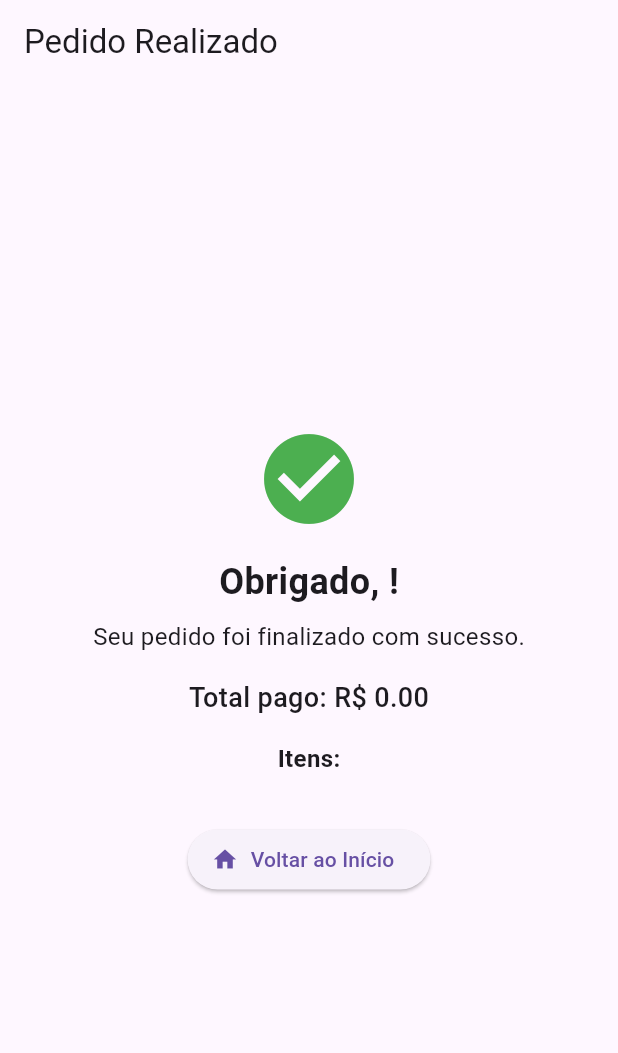
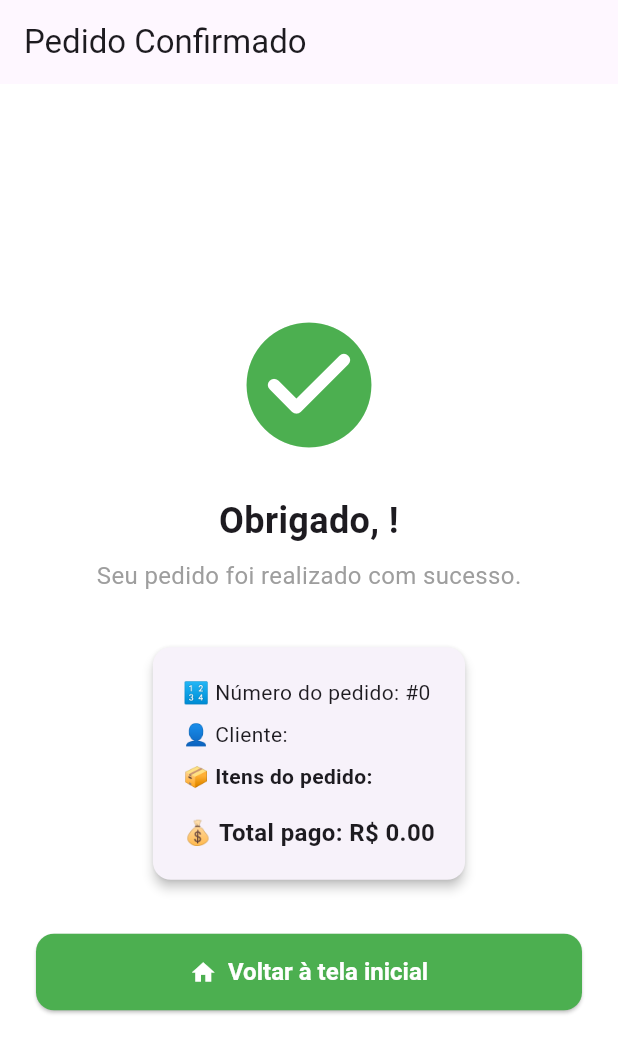
Before and after one commit to JulianoSant/flutter_store, a Flutter app: the SuccessPage screen opened directly with empty values, on a phone screen of 412 x 824 dp. Shown: the top 1053 px of the screen. Run offline on Flutter 3.47's test engine with Material 3 defaults, Android fonts, the phone set to English and light mode, and no system bars; our stand-ins replace flutter_mobx, flutter_modular, mobx; generated files the repository leaves out were written again.

Commit message:
SuccessPage layout

```diff
--- a/lib/modules/success/success_page.dart
+++ b/lib/modules/success/success_page.dart
@@ -10,34 +10,76 @@ class SuccessPage extends StatelessWidget {
     final OrderModel order = Modular.args.data as OrderModel;
 
     return Scaffold(
-      appBar: AppBar(title: const Text('Pedido Realizado'), automaticallyImplyLeading: false),
+      backgroundColor: Colors.white,
+      appBar: AppBar(
+        title: const Text('Pedido Confirmado'),
+        automaticallyImplyLeading: false,
+        // backgroundColor: Colors.redAccent,
+      ),
       body: Center(
-        child: Padding(
-          padding: const EdgeInsets.all(24),
+        child: SingleChildScrollView(
+          padding: const EdgeInsets.symmetric(horizontal: 24, vertical: 32),
           child: Column(
             mainAxisAlignment: MainAxisAlignment.center,
             children: [
-              const Icon(Icons.check_circle, color: Colors.green, size: 72),
-              const SizedBox(height: 16),
+              // Ícone com destaque
+              const Icon(Icons.check_circle_rounded, color: Colors.green, size: 100),
+
+              const SizedBox(height: 24),
+
               Text(
                 'Obrigado, ${order.customerName}!',
+                textAlign: TextAlign.center,
                 style: const TextStyle(fontSize: 24, fontWeight: FontWeight.bold),
               ),
+
               const SizedBox(height: 8),
-              Text('Seu pedido foi finalizado com sucesso.', style: const TextStyle(fontSize: 16)),
-              const SizedBox(height: 16),
-              Text(
-                'Total pago: R\$ ${order.totalPaid.toStringAsFixed(2)}',
-                style: const TextStyle(fontSize: 18, fontWeight: FontWeight.w500),
+
+              const Text('Seu pedido foi realizado com sucesso.', style: TextStyle(fontSize: 16, color: Colors.grey)),
+
+              const SizedBox(height: 32),
+
+              // Resumo do pedido
+              Card(
+                shape: RoundedRectangleBorder(borderRadius: BorderRadius.circular(12)),
+                elevation: 3,
+                child: Padding(
+                  padding: const EdgeInsets.all(20),
+                  child: Column(
+                    crossAxisAlignment: CrossAxisAlignment.start,
+                    children: [
+                      Text('🔢 Número do pedido: #${order.orderId}'),
+                      const SizedBox(height: 8),
+                      Text('👤 Cliente: ${order.customerName}'),
+                      const SizedBox(height: 8),
+                      Text('📦 Itens do pedido:', style: const TextStyle(fontWeight: FontWeight.bold)),
+                      const SizedBox(height: 4),
+                      ...order.items.map((item) => Text('    •   $item')),
+                      const SizedBox(height: 12),
+                      Text(
+                        '💰 Total pago: R\$ ${order.totalPaid.toStringAsFixed(2)}',
+                        style: const TextStyle(fontSize: 16, fontWeight: FontWeight.w600),
+                      ),
+                    ],
+                  ),
+                ),
               ),
-              const SizedBox(height: 16),
-              Text('Itens:', style: const TextStyle(fontSize: 16, fontWeight: FontWeight.bold)),
-              ...order.items.map((item) => Text('- $item')),
+
               const SizedBox(height: 32),
-              ElevatedButton.icon(
-                onPressed: () => Modular.to.navigate('/'),
-                icon: const Icon(Icons.home),
-                label: const Text('Voltar ao Início'),
+
+              SizedBox(
+                width: double.infinity,
+                child: ElevatedButton.icon(
+                  onPressed: () => Modular.to.navigate('/'),
+                  icon: const Icon(Icons.home, color: Colors.white),
+                  label: const Text('Voltar à tela inicial', style: TextStyle(color: Colors.white)),
+                  style: ElevatedButton.styleFrom(
+                    backgroundColor: Colors.green,
+                    padding: const EdgeInsets.symmetric(vertical: 16),
+                    shape: RoundedRectangleBorder(borderRadius: BorderRadius.circular(12)),
+                    textStyle: const TextStyle(fontSize: 16, fontWeight: FontWeight.w600),
+                  ),
+                ),
               ),
             ],
           ),
```
